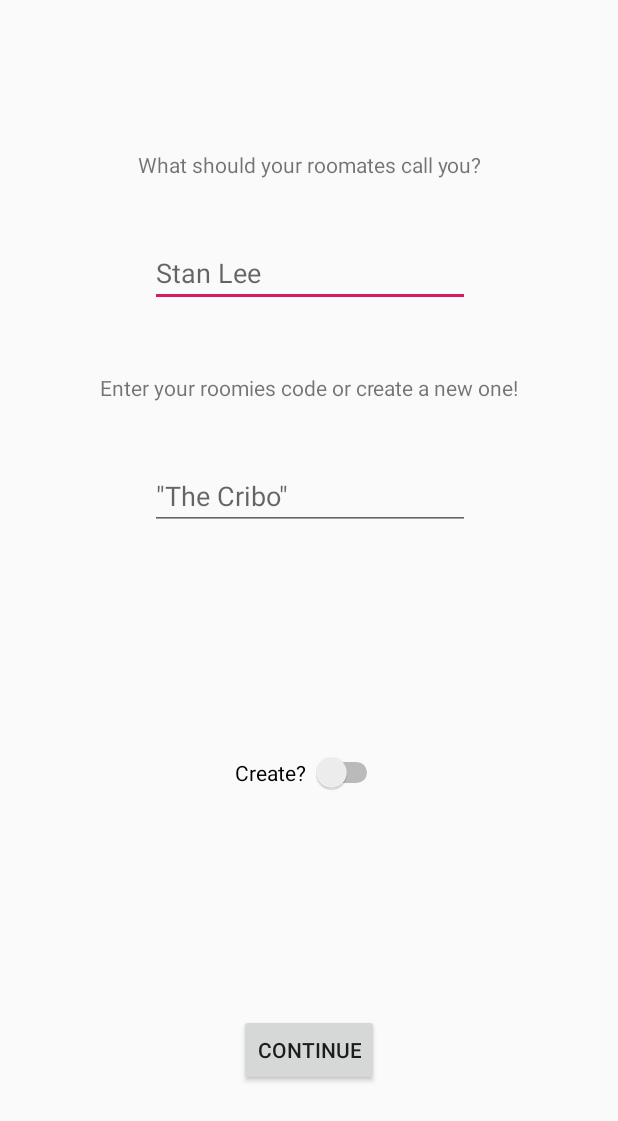
After one commit to ECU-CSCI-3030/UrTurn, an Android app: the Register screen opened directly, with no data from a screen before it, on a phone screen of 412 x 824 dp. The commit adds this screen. Shown: the top 1121 px of the screen. Run offline under Robolectric (Android 15) with nearby library versions, the phone set to English and light mode, and no system bars; our stand-ins replace Firebase (no records; nobody signed in at launch, a user with empty details on screens opened directly).

Commit message:
Adds register page Allows user to enter name and join/create room

```diff
--- a/app/build.gradle
+++ b/app/build.gradle
@@ -1,4 +1,5 @@
 apply plugin: 'com.android.application'
+
 
 android {
     compileSdkVersion 28
@@ -27,4 +28,8 @@ dependencies {
     testImplementation 'junit:junit:4.12'
     androidTestImplementation 'com.android.support.test:runner:1.0.2'
     androidTestImplementation 'com.android.support.test.espresso:espresso-core:3.0.2'
+    implementation 'com.google.firebase:firebase-core:16.0.5'
+    implementation 'com.google.firebase:firebase-auth:16.0.5'
+    implementation 'com.google.firebase:firebase-database:16.0.5'
 }
+apply plugin: 'com.google.gms.google-services'
--- a/app/src/main/AndroidManifest.xml
+++ b/app/src/main/AndroidManifest.xml
@@ -12,7 +12,7 @@
         <activity
             android:name=".MainActivity"
             android:label="@string/app_name"
-            android:theme="@style/AppTheme.NoActionBar"></activity>
+            android:theme="@style/AppTheme.NoActionBar" />
         <activity android:name=".SplashScreenActivity">
             <intent-filter>
                 <action android:name="android.intent.action.MAIN" />
@@ -25,13 +25,13 @@
             android:configChanges="orientation|keyboardHidden|screenSize"
             android:label="@string/title_activity_log_in"
             android:theme="@style/FullscreenTheme">
-
             <intent-filter>
                 <action android:name="android.intent.action.MAIN" />
+
                 <category android:name="android.intent.category.LAUNCHER" />
             </intent-filter>
         </activity>
-
+        <activity android:name=".Register"></activity>
     </application>
 
 </manifest>
--- /dev/null
+++ b/app/src/main/java/com/example/aaron/myapplication/Register.java
@@ -0,0 +1,207 @@
+package com.example.aaron.myapplication;
+
+import android.support.annotation.NonNull;
+import android.support.v7.app.AppCompatActivity;
+import android.os.Bundle;
+import android.view.View;
+import android.net.Uri;
+import android.widget.Button;
+import android.widget.CompoundButton;
+import android.widget.EditText;
+import android.widget.RadioGroup;
+import android.widget.Switch;
+import android.widget.TextView;
+import android.widget.Toast;
+import android.widget.VideoView;
+import android.media.MediaPlayer;
+import android.content.Intent;
+import android.util.Log;
+
+
+import com.google.android.gms.tasks.OnCompleteListener;
+import com.google.android.gms.tasks.Task;
+import com.google.firebase.auth.AuthResult;
+import com.google.firebase.auth.FirebaseAuth;
+import com.google.firebase.auth.FirebaseUser;
+import com.google.firebase.database.DataSnapshot;
+import com.google.firebase.database.DatabaseError;
+import com.google.firebase.database.DatabaseReference;
+import com.google.firebase.database.FirebaseDatabase;
+import com.google.firebase.database.Query;
+import com.google.firebase.database.ValueEventListener;
+
+public class Register extends AppCompatActivity  implements View.OnClickListener, CompoundButton.OnCheckedChangeListener {
+
+    private DatabaseReference mDatabase;
+    private FirebaseAuth mAuth;
+    private boolean create= false;
+
+
+
+
+
+
+    @Override
+    protected void onCreate(Bundle savedInstanceState) {
+        super.onCreate(savedInstanceState);
+        setContentView(R.layout.activity_register);
+
+        //click handlers
+        findViewById(R.id.btnContinue).setOnClickListener(this);
+        Switch s = (Switch) findViewById(R.id.swCreate);
+
+        if (s != null) {
+            s.setOnCheckedChangeListener(this);
+        }
+        mAuth=FirebaseAuth.getInstance();
+        mDatabase = FirebaseDatabase.getInstance().getReference();
+
+        s.setOnCheckedChangeListener(new CompoundButton.OnCheckedChangeListener() {
+            public void onCheckedChanged(CompoundButton buttonView, boolean isChecked) {
+                // do something, the isChecked will be
+                if(isChecked){
+                    create=true;
+
+                }
+                else{
+                    create=false;
+                }
+
+            }
+        });
+
+
+
+
+    }
+
+    private void addUser(){
+        FirebaseUser user = mAuth.getCurrentUser();
+
+        EditText nametxt = (EditText)findViewById(R.id.txtName);
+        String name      =  nametxt.getText().toString();
+
+
+        if (user!= null){
+            mDatabase.child("User").child(user.getUid()).child("Name").setValue(name);
+        }
+        else{
+            Intent intent = new Intent(Register.this, logIn.class);
+            startActivity(intent);
+            Register.this.finish();
+        }
+    }
+
+    private void createRoom(){
+        FirebaseUser user = mAuth.getCurrentUser();
+
+        EditText roomtxt = (EditText)findViewById(R.id.txtRoom);
+        EditText nametxt = (EditText)findViewById(R.id.txtName);
+        String name      =  nametxt.getText().toString();
+        String roomName= roomtxt.getText().toString();
+
+        FirebaseDatabase database = FirebaseDatabase.getInstance();
+        String key = database.getReference("Room").push().getKey();
+        mDatabase.child("Room").child(key).child("Name").setValue(roomName);
+        mDatabase.child("Roommates").child(key).child("Users").child(user.getUid()).setValue(name);
+        Toast.makeText(Register.this, "You have Created Room: "+ roomName, Toast.LENGTH_SHORT).show();
+
+        Intent intent = new Intent(Register.this, MainActivity.class);
+        startActivity(intent);
+
+        Register.this.finish();
+
+    }
+
+    private void joinRoom(){
+        EditText roomtxt = (EditText)findViewById(R.id.txtRoom);
+        final String roomName= roomtxt.getText().toString();
+        FirebaseDatabase database = FirebaseDatabase.getInstance();
+
+
+
+
+        DatabaseReference rootRef = FirebaseDatabase.getInstance().getReference();
+        rootRef.addListenerForSingleValueEvent(new ValueEventListener() {
+            @Override
+            public void onDataChange(DataSnapshot snapshot) {
+                FirebaseUser user = mAuth.getCurrentUser();
+                EditText nametxt = (EditText)findViewById(R.id.txtName);
+                String name      =  nametxt.getText().toString();
+                if (snapshot.child("Room").hasChild(roomName)) {
+                    Toast.makeText(Register.this, "You have Joined: "+ mDatabase.child("Room").child(roomName).child("Name").getKey(), Toast.LENGTH_SHORT).show();
+                    mDatabase.child("Roommates").child(roomName).child("Users").child(user.getUid()).setValue(name);
+                    Intent intent = new Intent(Register.this, MainActivity.class);
+                    startActivity(intent);
+
+                    Register.this.finish();
+                }
+                else{
+                    Toast.makeText(Register.this, "Room Does not Exist", Toast.LENGTH_SHORT).show();
+
+                }
+            }
+            @Override
+            public void onCancelled(@NonNull DatabaseError databaseError) {
+                Toast.makeText(Register.this, "Error Connecting to Server", Toast.LENGTH_SHORT).show();
+
+            }
+        });
+
+/* ---
+        Query query= mDatabase.child("Room").equalTo(roomName);
+        query.addValueEventListener(new ValueEventListener() {
+            @Override
+            public void onDataChange(@NonNull DataSnapshot dataSnapshot) {
+                FirebaseUser user = mAuth.getCurrentUser();
+                EditText nametxt = (EditText)findViewById(R.id.txtName);
+                String name      =  nametxt.getText().toString();
+                if(dataSnapshot.exists()){
+                    mDatabase.child("Roommates").child(roomName).child("Users").child(user.getUid()).setValue(name);
+
+                }
+                else{
+                    Toast.makeText(Register.this, "Room Does not Exist", Toast.LENGTH_SHORT).show();
+
+                }
+            }
+
+            @Override
+            public void onCancelled(@NonNull DatabaseError databaseError) {
+                Toast.makeText(Register.this, "Error Connecting to Server", Toast.LENGTH_SHORT).show();
+
+            }
+        });
+---- */
+
+
+
+    }
+
+
+        public void onClick(View v) {
+        switch (v.getId()) {
+            case R.id.btnContinue:
+
+                if(create){
+                    addUser();
+                    createRoom();
+                }
+                else{
+                    addUser();
+                    joinRoom();
+
+                }
+
+                break;
+
+
+
+        }
+    }
+
+    @Override
+    public void onCheckedChanged(CompoundButton buttonView, boolean isChecked) {
+
+    }
+}
--- a/app/src/main/java/com/example/aaron/myapplication/SplashScreenActivity.java
+++ b/app/src/main/java/com/example/aaron/myapplication/SplashScreenActivity.java
@@ -23,7 +23,7 @@ public class SplashScreenActivity extends AppCompatActivity {
     private class LogoLauncher extends Thread{
         public void run(){
             try{
-                sleep(5000);
+                sleep(1000);
             } catch (InterruptedException e){
                 e.printStackTrace();
             }
--- /dev/null
+++ b/app/src/main/res/layout-v26/activity_register.xml
@@ -0,0 +1,105 @@
+<?xml version="1.0" encoding="utf-8"?>
+<android.support.constraint.ConstraintLayout xmlns:android="http://schemas.android.com/apk/res/android"
+    xmlns:app="http://schemas.android.com/apk/res-auto"
+    xmlns:tools="http://schemas.android.com/tools"
+    android:layout_width="match_parent"
+    android:layout_height="match_parent"
+    tools:context=".Register">
+
+    <EditText
+        android:id="@+id/txtName"
+        android:layout_width="wrap_content"
+        android:layout_height="wrap_content"
+        android:layout_marginStart="8dp"
+        android:layout_marginLeft="8dp"
+        android:layout_marginTop="40dp"
+        android:layout_marginEnd="8dp"
+        android:layout_marginRight="8dp"
+        android:autofillHints=""
+        android:ems="10"
+        android:hint="@string/stan_lee"
+        android:inputType="textPersonName"
+        app:layout_constraintEnd_toEndOf="parent"
+        app:layout_constraintHorizontal_bias="0.503"
+        app:layout_constraintStart_toStartOf="parent"
+        app:layout_constraintTop_toBottomOf="@+id/txtVName" />
+
+    <EditText
+        android:id="@+id/txtRoom"
+        android:layout_width="wrap_content"
+        android:layout_height="wrap_content"
+        android:layout_marginStart="8dp"
+        android:layout_marginLeft="8dp"
+        android:layout_marginTop="40dp"
+        android:layout_marginEnd="8dp"
+        android:layout_marginRight="8dp"
+        android:autofillHints=""
+        android:ems="10"
+        android:hint='"The Cribo"'
+        android:inputType="textPersonName"
+        app:layout_constraintEnd_toEndOf="parent"
+        app:layout_constraintHorizontal_bias="0.503"
+        app:layout_constraintStart_toStartOf="parent"
+        app:layout_constraintTop_toBottomOf="@+id/txtVRoom" />
+
+    <Button
+        android:id="@+id/btnContinue"
+        style="@style/Widget.AppCompat.Button"
+        android:layout_width="wrap_content"
+        android:layout_height="wrap_content"
+        android:layout_marginStart="8dp"
+        android:layout_marginLeft="8dp"
+        android:layout_marginEnd="8dp"
+        android:layout_marginRight="8dp"
+        android:layout_marginBottom="100dp"
+        android:text="Continue"
+        app:layout_constraintBottom_toBottomOf="parent"
+        app:layout_constraintEnd_toEndOf="parent"
+        app:layout_constraintHorizontal_bias="0.501"
+        app:layout_constraintStart_toStartOf="parent" />
+
+    <TextView
+        android:id="@+id/txtVName"
+        android:layout_width="wrap_content"
+        android:layout_height="wrap_content"
+        android:layout_marginStart="8dp"
+        android:layout_marginLeft="8dp"
+        android:layout_marginTop="100dp"
+        android:layout_marginEnd="8dp"
+        android:layout_marginRight="8dp"
+        android:text="What should your roomates call you?"
+        app:layout_constraintEnd_toEndOf="parent"
+        app:layout_constraintHorizontal_bias="0.503"
+        app:layout_constraintStart_toStartOf="parent"
+        app:layout_constraintTop_toTopOf="parent" />
+
+    <TextView
+        android:id="@+id/txtVRoom"
+        android:layout_width="wrap_content"
+        android:layout_height="wrap_content"
+        android:layout_marginStart="8dp"
+        android:layout_marginLeft="8dp"
+        android:layout_marginTop="44dp"
+        android:layout_marginEnd="8dp"
+        android:layout_marginRight="8dp"
+        android:text="Enter your roomies code or create a new one!"
+        app:layout_constraintEnd_toEndOf="parent"
+        app:layout_constraintStart_toStartOf="parent"
+        app:layout_constraintTop_toBottomOf="@+id/txtName" />
+
+    <Switch
+        android:id="@+id/swCreate"
+        android:layout_width="wrap_content"
+        android:layout_height="wrap_content"
+        android:layout_marginStart="8dp"
+        android:layout_marginLeft="8dp"
+        android:layout_marginTop="8dp"
+        android:layout_marginEnd="8dp"
+        android:layout_marginRight="8dp"
+        android:layout_marginBottom="8dp"
+        android:text="Create? "
+        app:layout_constraintBottom_toTopOf="@+id/btnContinue"
+        app:layout_constraintEnd_toEndOf="parent"
+        app:layout_constraintStart_toStartOf="parent"
+        app:layout_constraintTop_toBottomOf="@+id/txtRoom" />
+</android.support.constraint.ConstraintLayout>
--- /dev/null
+++ b/app/src/main/res/layout/activity_register.xml
@@ -0,0 +1,91 @@
+<?xml version="1.0" encoding="utf-8"?>
+<android.support.constraint.ConstraintLayout xmlns:android="http://schemas.android.com/apk/res/android"
+    xmlns:app="http://schemas.android.com/apk/res-auto"
+    xmlns:tools="http://schemas.android.com/tools"
+    android:layout_width="match_parent"
+    android:layout_height="match_parent"
+    tools:context=".Register">
+
+    <EditText
+        android:id="@+id/txtName"
+        android:layout_width="wrap_content"
+        android:layout_height="wrap_content"
+        android:layout_marginStart="8dp"
+        android:layout_marginLeft="8dp"
+        android:layout_marginTop="40dp"
+        android:layout_marginEnd="8dp"
+        android:layout_marginRight="8dp"
+        android:ems="10"
+        android:inputType="textPersonName"
+        android:text="@string/name"
+        app:layout_constraintEnd_toEndOf="parent"
+        app:layout_constraintHorizontal_bias="0.503"
+        app:layout_constraintStart_toStartOf="parent"
+        app:layout_constraintTop_toBottomOf="@+id/txtVName"
+        android:autofillHints="" />
+
+    <EditText
+        android:id="@+id/txtRoom"
+        android:layout_width="wrap_content"
+        android:layout_height="wrap_content"
+        android:layout_marginStart="8dp"
+        android:layout_marginLeft="8dp"
+        android:layout_marginTop="40dp"
+        android:layout_marginEnd="8dp"
+        android:layout_marginRight="8dp"
+        android:ems="10"
+        android:inputType="textPersonName"
+        android:text="Code"
+        app:layout_constraintEnd_toEndOf="parent"
+        app:layout_constraintHorizontal_bias="0.503"
+        app:layout_constraintStart_toStartOf="parent"
+        app:layout_constraintTop_toBottomOf="@+id/txtVRoom" />
+
+    <Button
+        android:id="@+id/btnContinue"
+        style="@style/Widget.AppCompat.Button"
+        android:layout_width="wrap_content"
+        android:layout_height="wrap_content"
+        android:layout_marginStart="8dp"
+        android:layout_marginLeft="8dp"
+        android:layout_marginTop="52dp"
+        android:layout_marginEnd="8dp"
+        android:layout_marginRight="8dp"
+        android:layout_marginBottom="8dp"
+        android:text="Continue"
+        app:layout_constraintBottom_toBottomOf="parent"
+        app:layout_constraintEnd_toEndOf="parent"
+        app:layout_constraintHorizontal_bias="0.501"
+        app:layout_constraintStart_toStartOf="parent"
+        app:layout_constraintTop_toBottomOf="@+id/txtRoom"
+        app:layout_constraintVertical_bias="0.28" />
+
+    <TextView
+        android:id="@+id/txtVName"
+        android:layout_width="wrap_content"
+        android:layout_height="wrap_content"
+        android:layout_marginStart="8dp"
+        android:layout_marginLeft="8dp"
+        android:layout_marginTop="100dp"
+        android:layout_marginEnd="8dp"
+        android:layout_marginRight="8dp"
+        android:text="What should your roomates call you?"
+        app:layout_constraintEnd_toEndOf="parent"
+        app:layout_constraintHorizontal_bias="0.503"
+        app:layout_constraintStart_toStartOf="parent"
+        app:layout_constraintTop_toTopOf="parent" />
+
+    <TextView
+        android:id="@+id/txtVRoom"
+        android:layout_width="wrap_content"
+        android:layout_height="wrap_content"
+        android:layout_marginStart="8dp"
+        android:layout_marginLeft="8dp"
+        android:layout_marginTop="44dp"
+        android:layout_marginEnd="8dp"
+        android:layout_marginRight="8dp"
+        android:text="Enter your roomies code or create a new one!"
+        app:layout_constraintEnd_toEndOf="parent"
+        app:layout_constraintStart_toStartOf="parent"
+        app:layout_constraintTop_toBottomOf="@+id/txtName" />
+</android.support.constraint.ConstraintLayout>
--- a/app/src/main/res/values/strings.xml
+++ b/app/src/main/res/values/strings.xml
@@ -16,4 +16,8 @@
     <string name="hello_blank_fragment">Hello blank fragment</string>
     <string name="complete_chore">Complete Chore</string>
     <string name="edit_chores">Edit Chores</string>
+    <string name="sign_out">Sign Out</string>
+    <string name="name">Name</string>
+    <string name="stan_lee">Stan Lee</string>
+    <string name="code">Code</string>
 </resources>
--- a/build.gradle
+++ b/build.gradle
@@ -8,6 +8,7 @@ buildscript {
     }
     dependencies {
         classpath 'com.android.tools.build:gradle:3.2.1'
+        classpath 'com.google.gms:google-services:4.0.1'
 
 
         // NOTE: Do not place your application dependencies here; they belong
```
Also changed, not shown: app/src/main/java/com/example/aaron/myapplication/ProfileFragment.java (+75 -3 lines), app/src/main/java/com/example/aaron/myapplication/logIn.java (+182 -17 lines), app/src/main/res/layout/activity_log_in.xml (+21 -7 lines), app/src/main/res/layout/fragment_profile.xml (+6 -4 lines).
